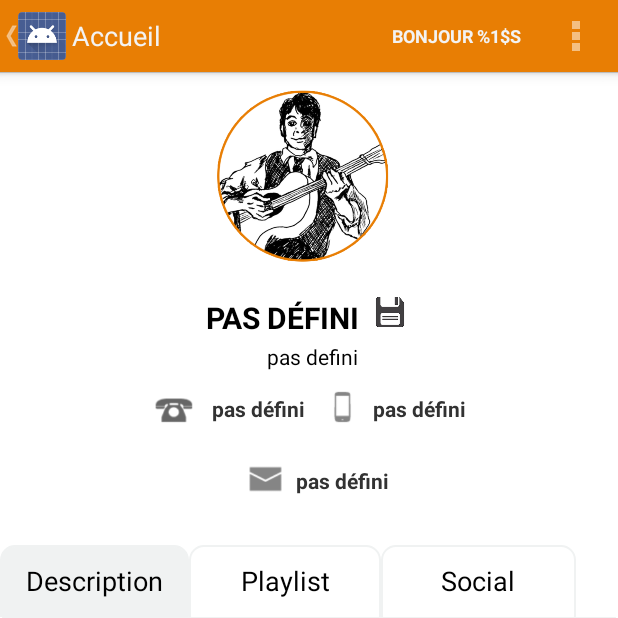
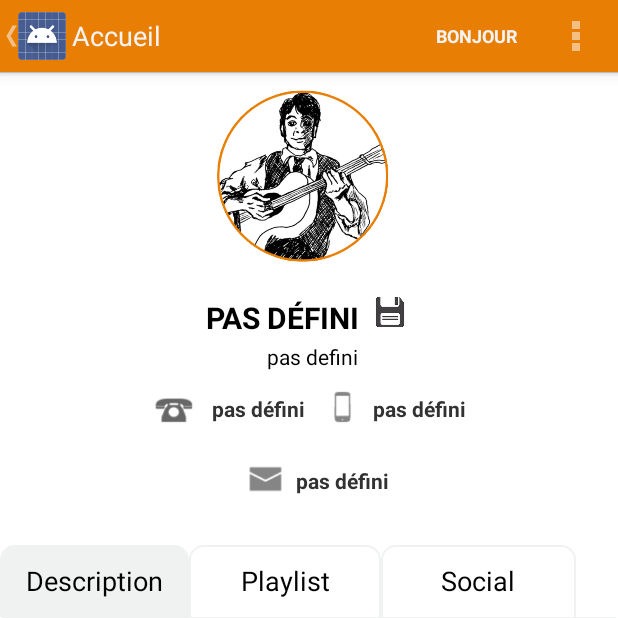
Before and after one commit to corneliag/PeestashFinal, an Android app: the MainEtbActivity screen opened directly, with no data from a screen before it, on a phone screen of 412 x 824 dp, the top half of it. Run offline under Robolectric (Android 15) with nearby library versions, the phone set to English and light mode, and no system bars; 5 statements that could not run were skipped.

```diff
--- a/app/src/main/java/com/blinky/peestash/app/MainEtbActivity.java
+++ b/app/src/main/java/com/blinky/peestash/app/MainEtbActivity.java
@@ -1,10 +1,10 @@
 package com.blinky.peestash.app;
 
-import android.app.Activity;
-import android.app.Fragment;
-import android.app.FragmentManager;
+import android.app.*;
 import android.content.res.Configuration;
+import android.content.res.Resources;
 import android.content.res.TypedArray;
+import android.graphics.Bitmap;
 import android.graphics.Color;
 import android.graphics.drawable.ColorDrawable;
 import android.net.Uri;
@@ -17,10 +17,29 @@ import android.view.MenuItem;
 import android.view.View;
 import android.widget.AdapterView;
 import android.widget.ListView;
+import com.loopj.android.http.RequestParams;
+import org.apache.http.HttpEntity;
+import org.apache.http.HttpResponse;
+import org.apache.http.NameValuePair;
+import org.apache.http.client.ClientProtocolException;
+import org.apache.http.client.HttpClient;
+import org.apache.http.client.entity.UrlEncodedFormEntity;
+import org.apache.http.client.methods.HttpPost;
+import org.apache.http.impl.client.DefaultHttpClient;
+import org.apache.http.message.BasicNameValuePair;
+import org.json.JSONArray;
+import org.json.JSONObject;
+import org.json.JSONTokener;
 
+import java.io.BufferedReader;
+import java.io.IOException;
+import java.io.InputStream;
+import java.io.InputStreamReader;
 import java.util.ArrayList;
+import java.util.List;
 
-public class MainEtbActivity extends Activity implements AddEventFragment.OnFragmentInteractionListener {
+public class MainEtbActivity extends Activity implements AddEventFragment.OnFragmentInteractionListener, EditEtbProfilFragment.OnFragmentInteractionListener,
+UploadFragment.OnFragmentInteractionListener {
     private DrawerLayout mDrawerLayout;
     private ListView mDrawerList;
     private ActionBarDrawerToggle mDrawerToggle;
@@ -37,6 +56,21 @@ public class MainEtbActivity extends Activity implements AddEventFragment.OnFrag
 
     private ArrayList<NavDrawerItem> navDrawerItems;
     private NavDrawerListAdapter adapter;
+
+    String id_user="", type="";
+    String msg;
+    String imgPath, fileName;
+    Bitmap bitmap;
+    private static int RESULT_LOAD_IMG = 1;
+    ProgressDialog progress;
+    ProgressDialog prgDialog;
+    String encodedString;
+    RequestParams params = new RequestParams();
+    int i;
+    String result = null;
+    String tag = "read_EtablissementProfil";
+    InputStream is = null;
+    List<NameValuePair> nameValuePairs;
 
     @Override
     protected void onCreate(Bundle savedInstanceState) {
@@ -138,6 +172,96 @@ public class MainEtbActivity extends Activity implements AddEventFragment.OnFrag
     @Override
     public boolean onCreateOptionsMenu(Menu menu) {
         getMenuInflater().inflate(R.menu.menu_etb_main, menu);
+        Bundle var = getIntent().getExtras();
+        id_user = var.getString("id_user");
+
+        String nom ="";
+        //setting nameValuePairs
+        nameValuePairs = new ArrayList<NameValuePair>(1);
+        //adding string variables into the NameValuePairs
+        nameValuePairs.add(new BasicNameValuePair("tag", tag));
+        nameValuePairs.add(new BasicNameValuePair("id_user", id_user));
+
+        //setting the connection to the database
+        try {
+            //Setting up the default http client
+            HttpClient httpClient = new DefaultHttpClient();
+
+            //setting up the http post method
+            HttpPost httpPost = new HttpPost("http://peestash.peestash.fr/index.php");
+            httpPost.setEntity(new UrlEncodedFormEntity(nameValuePairs));
+
+            //getting the response
+            HttpResponse response = httpClient.execute(httpPost);
+
+            //setting up the entity
+            HttpEntity entity = response.getEntity();
+
+            //setting up the content inside the input stream reader
+            is = entity.getContent();
+
+        } catch (ClientProtocolException e) {
+
+            Log.e("ClientProtocole", "Log_tag");
+            String msg = "Erreur client protocole";
+
+        } catch (IOException e) {
+            Log.e("Log_tag", "IOException");
+            e.printStackTrace();
+            String msg = "Erreur IOException";
+        }
+
+        try {
+            BufferedReader reader = new BufferedReader(new InputStreamReader(is, "UTF-8"));
+            StringBuilder total = new StringBuilder();
+            String json = reader.readLine();
+            JSONTokener tokener = new JSONTokener(json);
+            JSONArray finalResult = new JSONArray(tokener);
+            Bitmap imgurl;
+            // Access by key : value
+            for (i = 0; i < finalResult.length(); i++) {
+                JSONObject element = finalResult.getJSONObject(0);
+
+                nom = element.getString("nom");
+
+
+
+            }
+
+            is.close();
+
+        } catch (Exception e) {
+            Log.i("tagconvertstr", "" + e.toString());
+        }
+
+        Resources res = getResources();
+        String userStr;
+        userStr = String.format(res.getString(R.string.string_user_name), nom);
+
+        MenuItem bedMenuItem = menu.findItem(R.id.userName);
+
+        bedMenuItem.setTitle(userStr);
+        bedMenuItem.setOnMenuItemClickListener(new MenuItem.OnMenuItemClickListener() {
+            @Override
+            public boolean onMenuItemClick(MenuItem menuItem) {
+                // Create new fragment and transaction
+                Fragment newFragment = new ProfilEtbFragment();
+                Bundle bundle = new Bundle();
+                bundle.putString("id_user", id_user);
+                bundle.putString("type", type);
+                newFragment.setArguments(bundle);
+                FragmentTransaction transaction = getFragmentManager().beginTransaction();
+
+                // Replace whatever is in the fragment_container view with this fragment,
+                // and add the transaction to the back stack
+                transaction.replace(R.id.frame_container, newFragment);
+                transaction.addToBackStack(null);
+                // Commit the transaction
+                transaction.commit();
+                return false;
+            }
+        });
+
         return true;
     }
 
```
